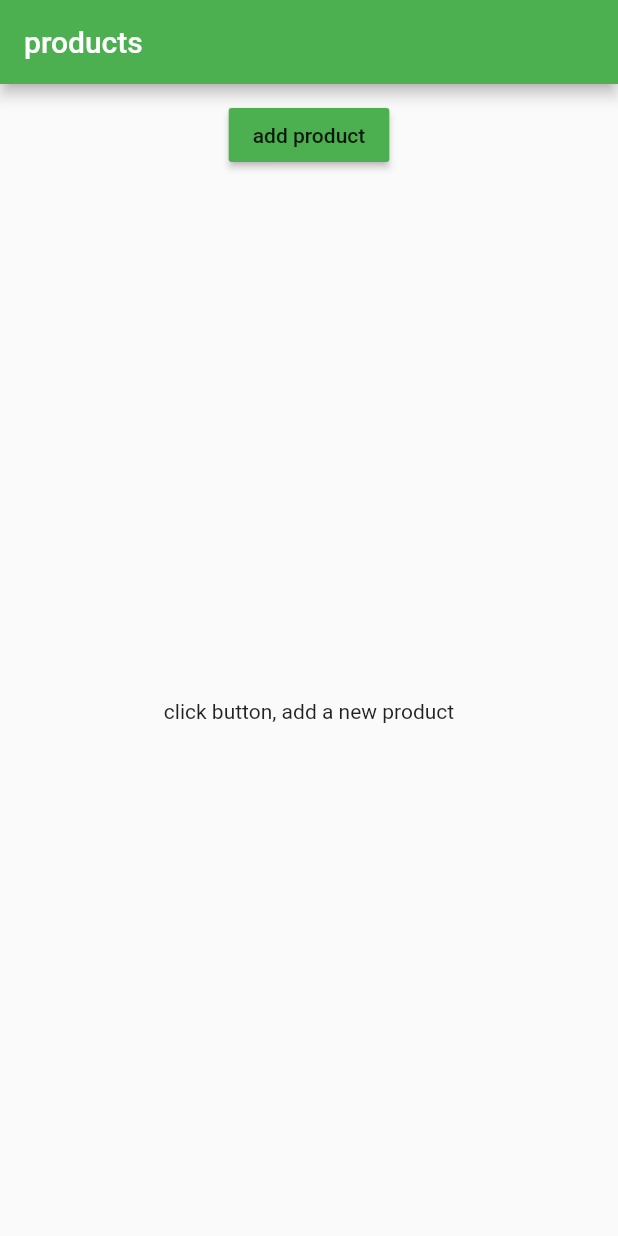
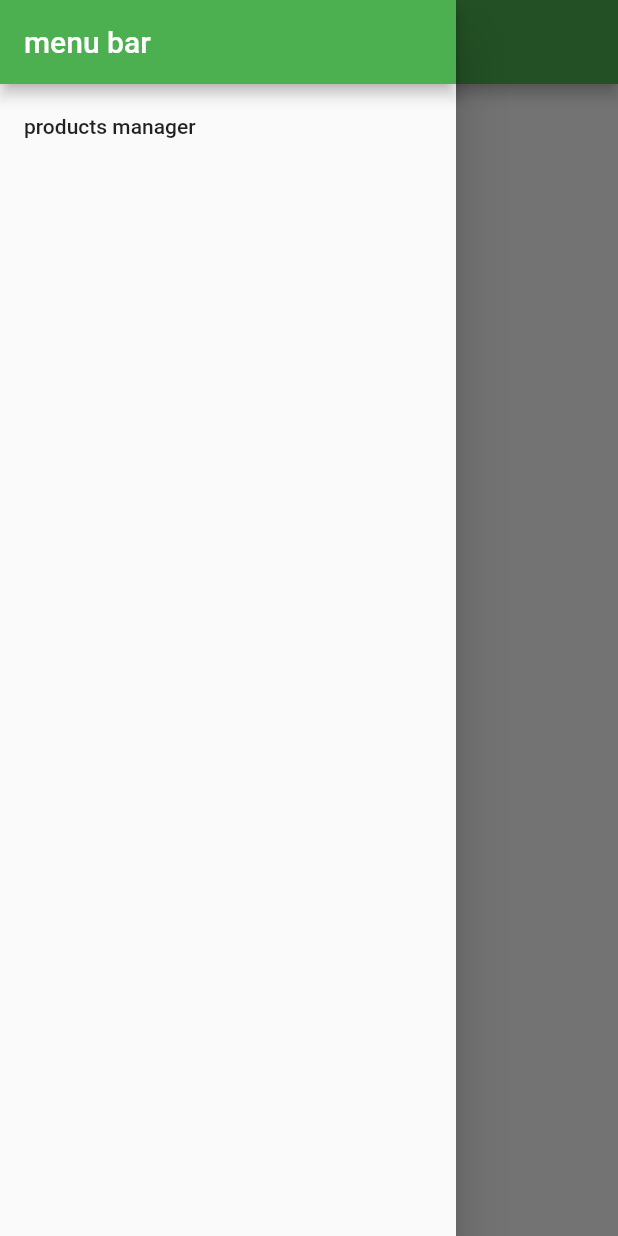
Before and after one commit to github-liuzhao/my-flutter-app-demo, a Flutter app: the ProductsPage screen opened directly, with the side drawer open (before the commit the screen has no drawer), on a phone screen of 412 x 824 dp. Run offline on Flutter 3.47's test engine with Material 2 defaults, Android fonts, the phone set to English and light mode, and no system bars.

Commit message:
sliderdraw & tap navigation & page stacks

```diff
--- a/lib/pages/products.dart
+++ b/lib/pages/products.dart
@@ -1,11 +1,24 @@
 import 'package:flutter/material.dart';
 import '../products_manager.dart';
+import './products_admin.dart';
 
 class ProductsPage extends StatelessWidget {
   @override
   Widget build(BuildContext context) {
     return Scaffold(
       // Scaffold creates a new 'page' in you app
+      drawer: Drawer(child: Column(children: <Widget>[
+        AppBar(
+          automaticallyImplyLeading: false,
+          title: Text('menu bar'),
+        ),
+        ListTile(
+          title: Text('products manager'),
+          onTap: (){
+            Navigator.pushReplacement(context, MaterialPageRoute(builder: (BuildContext context) => ProductsAdminPage()));
+          },
+        )
+      ],),),
       appBar: AppBar(
         title: Text('products'),
       ),
--- a/lib/products_manager.dart
+++ b/lib/products_manager.dart
@@ -22,7 +22,7 @@ class _ProductManagerState extends State<ProductsManager> {
   void initState() {
     print('[ProductsManager Widget] initState');
     if (widget.firstProduct != null) {
-      // 设置初始化数据， data can be passed from widget to State by useing the special 'widget' property
+      // 设置statefulwidget初始化数据， data can be passed from widget to State by useing the special 'widget' property
       _products.add(widget.firstProduct);
     }
     super.initState();
```
Also changed, not shown: lib/pages/product_create.dart (added, +8 -0 lines), lib/pages/product_list.dart (added, +8 -0 lines), lib/pages/products_admin.dart (added, +54 -0 lines).
